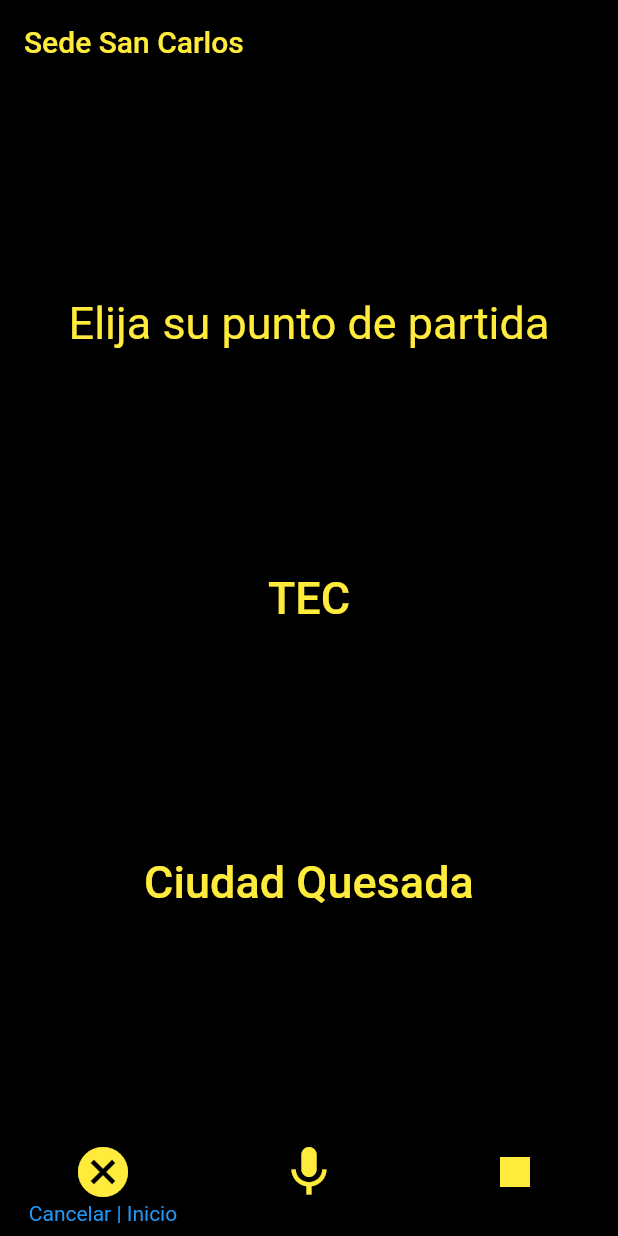
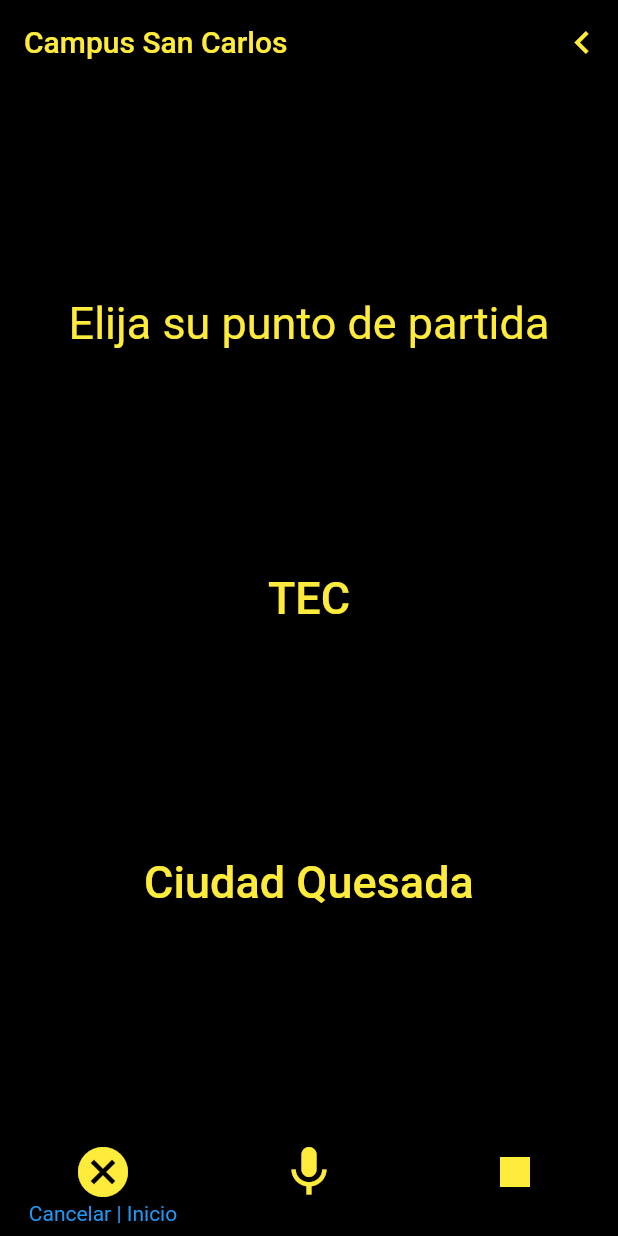
Before and after one commit to ArianaRM/EasyBus, a Flutter app: the screen it shows after launch, after a tap on an icon or button, on a phone screen of 412 x 824 dp. Run offline on Flutter 3.47's test engine with Material 2 defaults, Android fonts, the phone set to English and light mode, and no system bars; our stand-ins replace webview_flutter; missing offline and left inert: permission, speech_recognition.

Commit message:
Varios, cambio en nombres pantallas, borrado de cosas comentadas, flecha en AppBar (todavía no funciona)

```diff
--- a/lib/main.dart
+++ b/lib/main.dart
@@ -44,6 +44,7 @@ class _VoiceHomeState extends State<VoiceHome> {
   bool _isListening = false;
   int _cIndex = 0;
   String appBarText = "Elija la sede deseada";
+  dynamic pasa= null;
 
   ContainerGen genericContainer;
   static Container containerInicio = new Container(
@@ -71,6 +72,7 @@ class _VoiceHomeState extends State<VoiceHome> {
 
 
   String resultText = "";
+
 
 
   @override
@@ -252,8 +254,9 @@ class _VoiceHomeState extends State<VoiceHome> {
                 )
             )));
       case 1: // san carlos
+        pasa= _getDrawerItemWidget(0);
         setState(() {
-          appBarText = "Sede San Carlos";
+          appBarText = "Campus San Carlos";
         });
         return ContainerGen(new Container(
             decoration: new BoxDecoration(color: back_color),
@@ -340,7 +343,7 @@ class _VoiceHomeState extends State<VoiceHome> {
         ));
       case 3: // horario cq - tec
         setState(() {
-          appBarText = "horario cq - tec";
+          appBarText = "Horario CQ-TEC";
         });
         return new ContainerGen(Container(
             decoration: new BoxDecoration(color: back_color),
@@ -402,7 +405,7 @@ class _VoiceHomeState extends State<VoiceHome> {
         ));
       case 5: // horario tec - cq
         setState(() {
-          appBarText = "horario tec - cq";
+          appBarText = "Horario TEC-CQ";
         });
         return new ContainerGen(new Container(
             decoration: new BoxDecoration(color: back_color),
@@ -431,8 +434,10 @@ class _VoiceHomeState extends State<VoiceHome> {
         )
         );
       case 6:
+        pasa = "_getDrawerItemWidget(5)";
         setState(() {
-          appBarText = "webview";
+          appBarText = "Cómo llegar";
+
         });
         return new ContainerGen(new Container(
           constraints: BoxConstraints(maxHeight: 300,),
@@ -455,39 +460,24 @@ class _VoiceHomeState extends State<VoiceHome> {
     return Scaffold(
       appBar: new AppBar(title: new Text(this.appBarText,
         style: TextStyle (color: letter_color),
-      ), backgroundColor: bar_color
-      ),
+      ), backgroundColor: bar_color,
+          actions: <Widget>[
+          // action button
+          IconButton(
+          icon: Icon(Icons.keyboard_arrow_left, color: icon_color),
+            iconSize: 30.0,
+            onPressed: (){
+            setState(() {
+              genericContainer == this.pasa;
+            }
+            );
+          }
+          )
+            ]
+    ),
       body: genericContainer == null ? _getDrawerItemWidget(0) : genericContainer,
 
-      /*Container(
-        decoration: new BoxDecoration(color: back_color),
-        child: Column(
-          mainAxisAlignment: MainAxisAlignment.end,
-          crossAxisAlignment: CrossAxisAlignment.stretch,
-          children: <Widget>[
-            Row(
 
-            ),
-            Container(
-              width: MediaQuery.of(context).size.width * 0.8,
-              decoration: BoxDecoration(
-                color: back_color,
-                borderRadius: BorderRadius.circular(6.0),
-              ),
-              padding: EdgeInsets.symmetric(
-                vertical: 8.0,
-                horizontal: 14.0,
-              ),
-              child: Text(
-                resultText,
-                style: TextStyle(fontSize: 24.0, color: letter_color),
-              ),
-
-            )
-
-          ],
-        ),
-      )*/
         bottomNavigationBar: BottomNavigationBar(
           backgroundColor: back_color,
 
```
